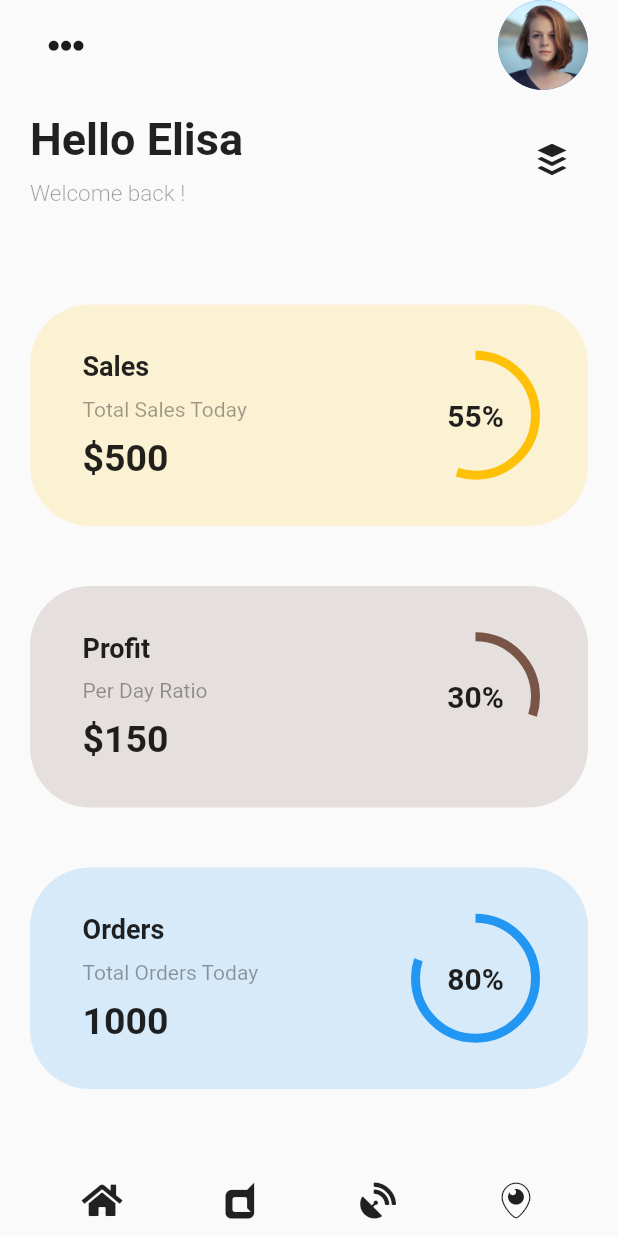
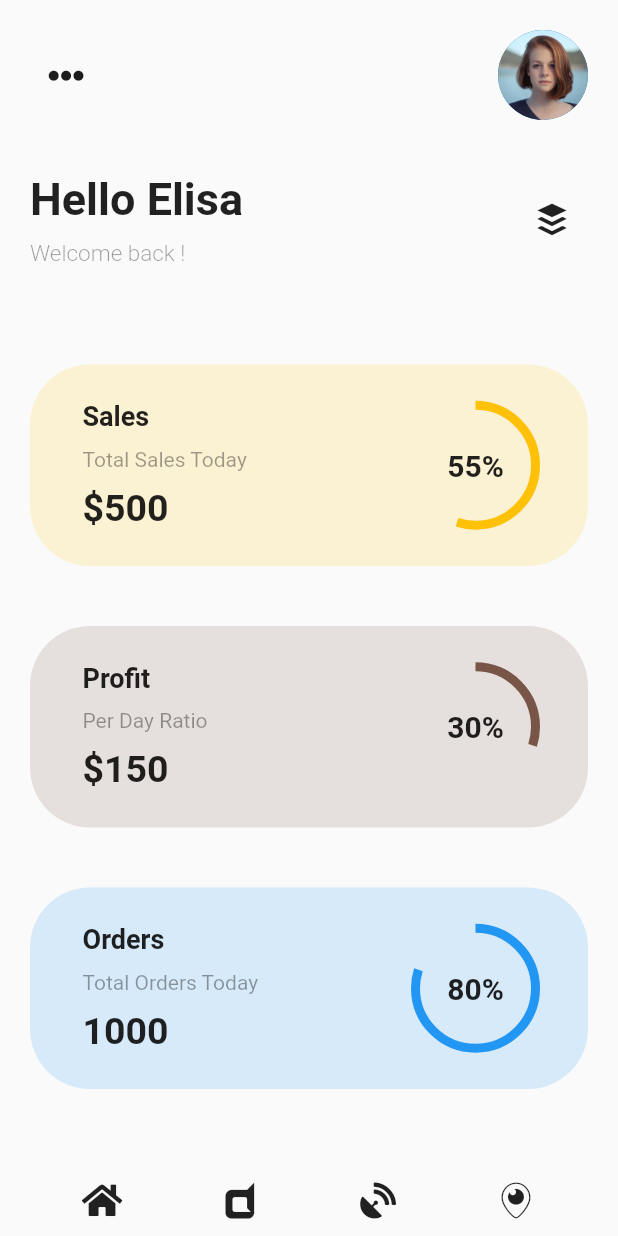
Before and after one commit to NaimCode/Flutter-UI, a Flutter app: the screen it shows after launch, on a phone screen of 412 x 824 dp. Run offline on Flutter 3.47's test engine with Material 2 defaults, Android fonts, the phone set to English and light mode, and no system bars; our stand-ins replace font_awesome_flutter, google_fonts; Roboto replaces fonts that are missing (Ubuntu).

Commit message:
first commit

```diff
--- a/lib/Finance 1/main.dart
+++ b/lib/Finance 1/main.dart
@@ -25,7 +25,7 @@ class _Finance1State extends State<Finance1> {
         child: Column(
           children: [
             Container(
-              padding: const EdgeInsets.symmetric(horizontal: 20),
+              padding: const EdgeInsets.symmetric(horizontal: 20, vertical: 20),
               child: Row(
                 mainAxisAlignment: MainAxisAlignment.spaceBetween,
                 // ignore: prefer_const_literals_to_create_immutables
```
